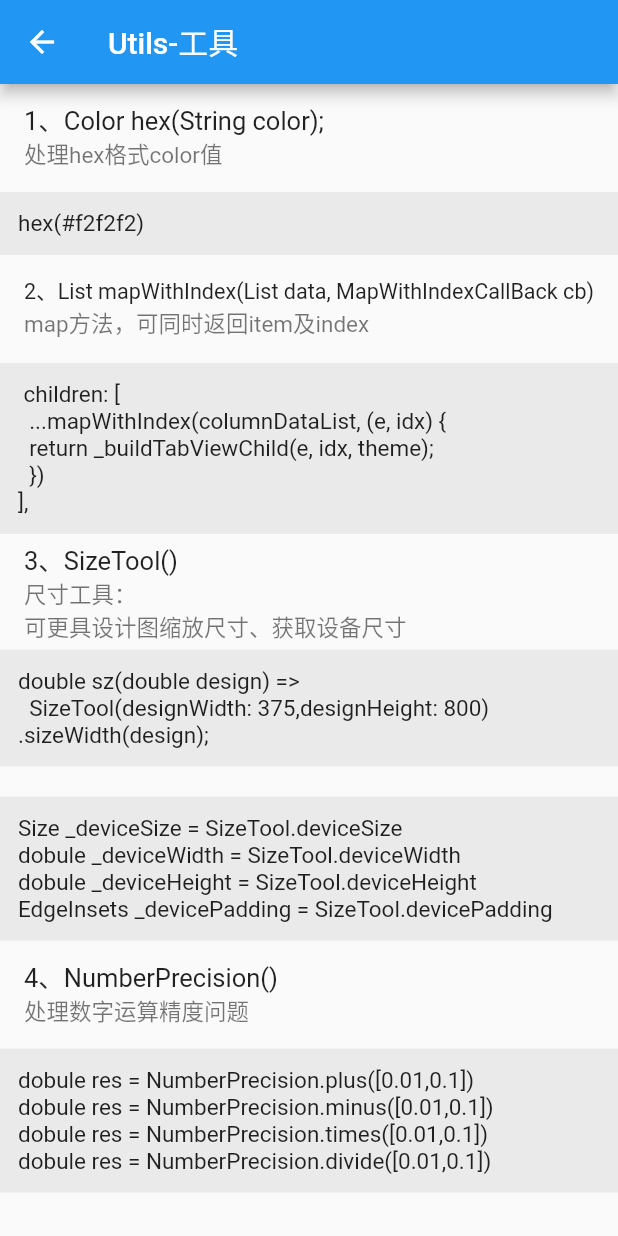
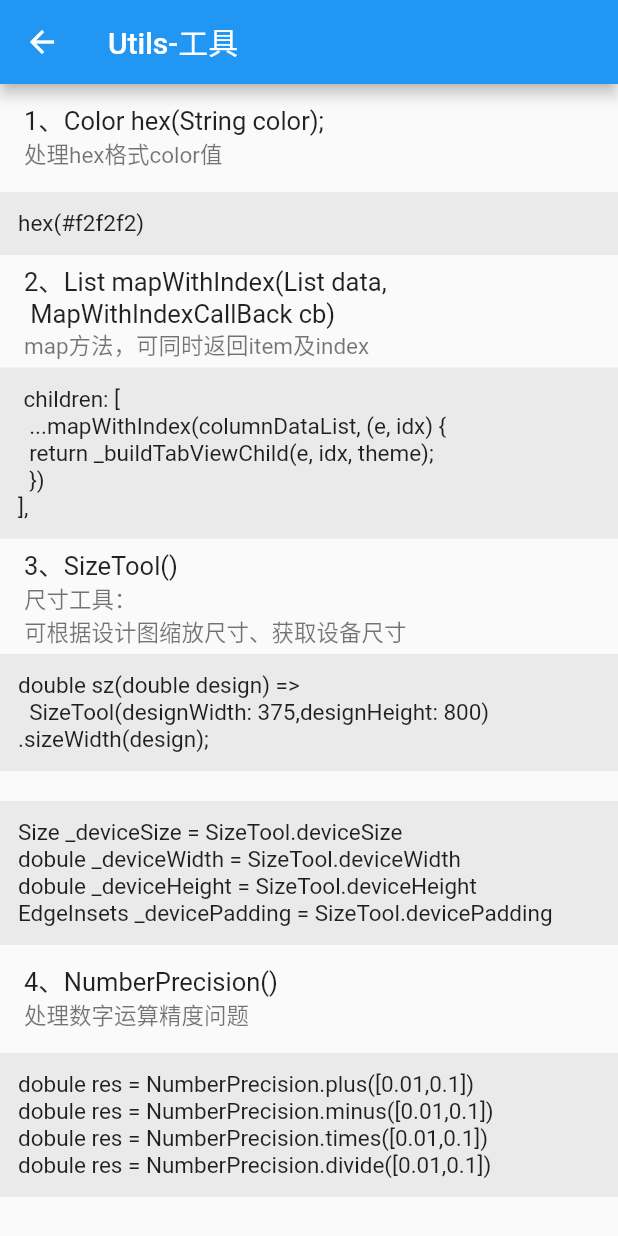
Before and after one commit to leohsun/leoui, a Flutter app: the UtilsPage screen opened by its route, on a phone screen of 412 x 824 dp. Run offline on Flutter 3.47's test engine with Material 2 defaults, Android fonts, the phone set to English and light mode, and no system bars; missing offline and left inert: rational.

Commit message:
button can provice color without type of LeoMateralColor

```diff
--- a/example/lib/pages/home.dart
+++ b/example/lib/pages/home.dart
@@ -24,12 +24,6 @@ class _MyHomePageState extends State<MyHomePage> {
           padding: const EdgeInsets.all(8.0),
           child: Column(
             children: [
-              Button('modal', full: true, onTap: () async {
-                showMessage('haha', type: MessageType.error);
-              }),
-              SizedBox(
-                height: 20,
-              ),
               Collapse(title: 'Basic - 基础', childern: [
                 ListTile(
                   title: Text('Button - 按钮'),
--- a/example/lib/pages/utils.dart
+++ b/example/lib/pages/utils.dart
@@ -31,8 +31,10 @@ class _UtilsPageState extends State<UtilsPage> {
               child: Text('hex(#f2f2f2)'),
             ),
             ListTile(
-              title: ScalableText(
-                  '2、List mapWithIndex(List data, MapWithIndexCallBack cb)'),
+              title: Text(
+                '2、List mapWithIndex(List data,\n MapWithIndexCallBack cb)',
+                maxLines: 2,
+              ),
               subtitle: Text('map方法，可同时返回item及index'),
             ),
             Container(
@@ -47,7 +49,7 @@ class _UtilsPageState extends State<UtilsPage> {
             ),
             ListTile(
               title: Text('3、SizeTool()'),
-              subtitle: Text('尺寸工具：\n可更具设计图缩放尺寸、获取设备尺寸'),
+              subtitle: Text('尺寸工具：\n可根据设计图缩放尺寸、获取设备尺寸'),
             ),
             Container(
               padding: EdgeInsets.all(12),
--- a/example/pubspec.yaml
+++ b/example/pubspec.yaml
@@ -31,6 +31,7 @@ dependencies:
   cupertino_icons: ^1.0.2
   leoui:
     path: "../"
+  liquid_pull_to_refresh: ^3.0.0
 
 dev_dependencies:
   flutter_test:
--- a/lib/ui/packages/button/button.dart
+++ b/lib/ui/packages/button/button.dart
@@ -15,7 +15,7 @@ class Button extends StatefulWidget {
   final bool loading;
   final bool disabled;
   final bool square;
-  final LeoMaterialColor? color;
+  final Color? color;
   final Border? border;
   final BorderRadius? borderRadius;
   final String data;
@@ -69,6 +69,7 @@ class _ButtonState extends State<Button> {
 
   @override
   Widget build(BuildContext context) {
+    LeoThemeData theme = LeoTheme.of(context);
     BorderRadius? borderRadius = widget.circle
         ? BorderRadius.circular(100)
         : widget.square
@@ -81,7 +82,7 @@ class _ButtonState extends State<Button> {
         widget.full ? MainAxisSize.max : MainAxisSize.min;
     double padding = sz(20);
 
-    LeoMaterialColor _widgetColor = widget.color ?? LeoColors.primary;
+    Color _widgetColor = widget.color ?? theme.userAccentColor;
 
     Color backgroundColor =
         widget.type == ButtonType.primary ? _widgetColor : Colors.white;
--- a/lib/ui/packages/button/configs.dart
+++ b/lib/ui/packages/button/configs.dart
@@ -27,7 +27,7 @@ class ButtonProperties {
   final bool loading;
   final bool disabled;
   final bool square;
-  final LeoMaterialColor? color;
+  final Color? color;
   final String data;
   final VoidCallback? onTap;
 
```
Also changed, not shown: lib/ui/packages/button/buttonGroup.dart (+16 -33 lines).
